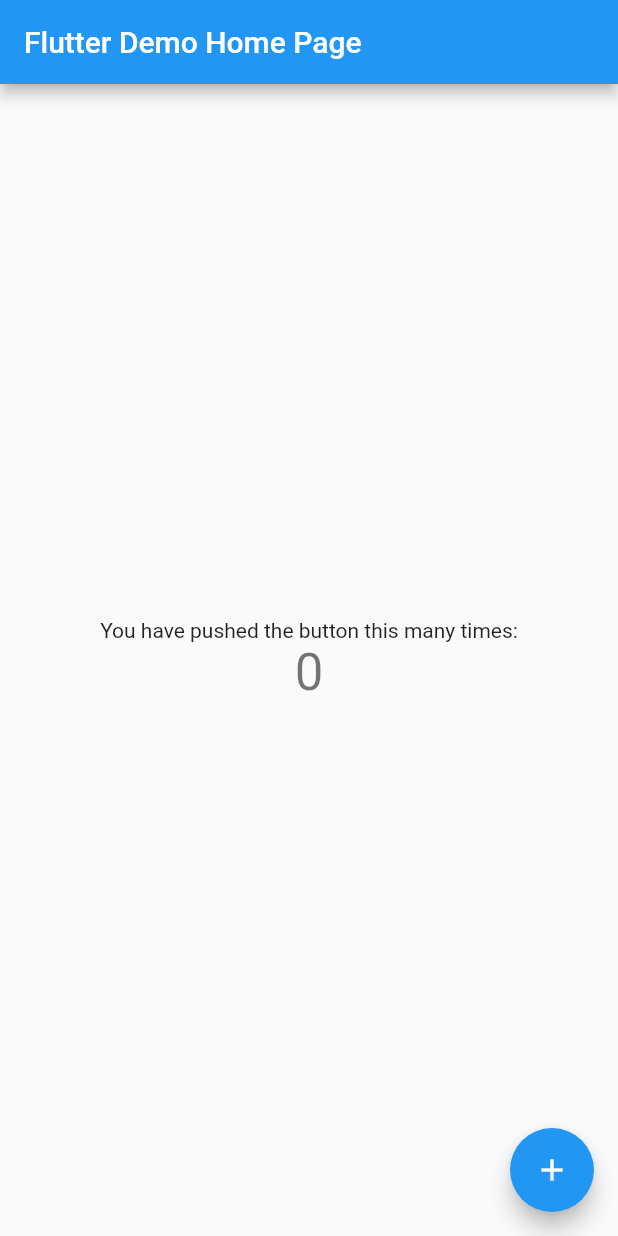
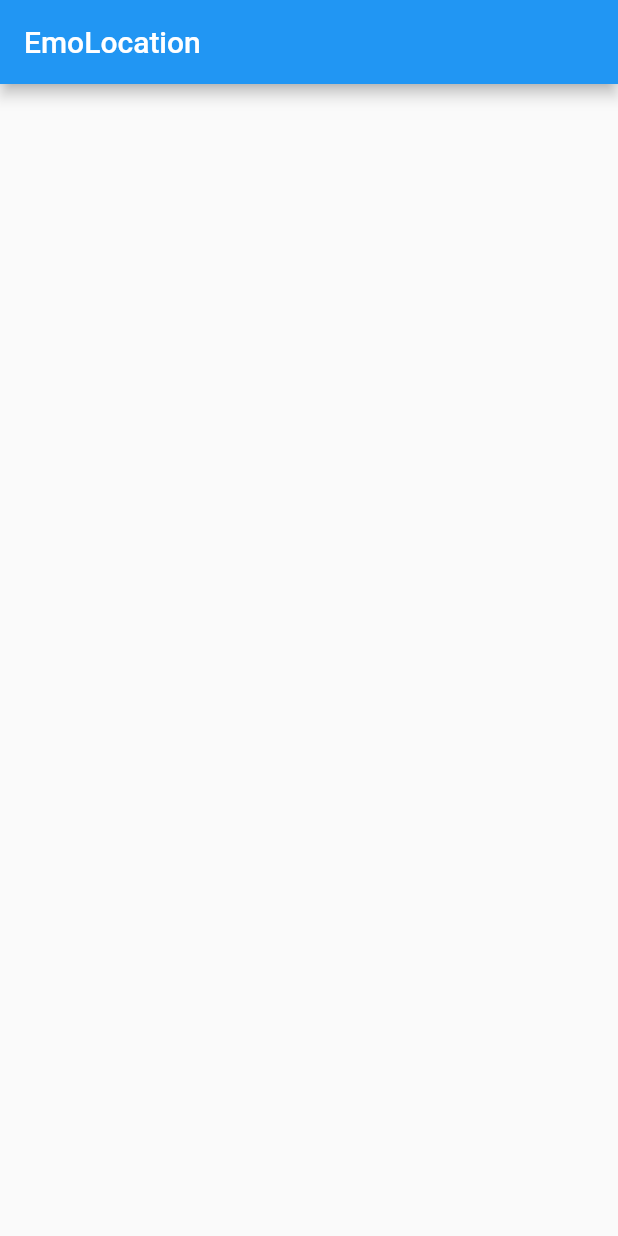
Before and after one commit to FourmiSushi/emo_picture, a Flutter app: the screen it shows after launch, on a phone screen of 412 x 824 dp. Run offline on Flutter 3.47's test engine with Material 2 defaults, Android fonts, the light colour scheme and no system bars.

Commit message:
1, とりあえずビルドしてみようのところ

```diff
--- a/lib/main.dart
+++ b/lib/main.dart
@@ -1,111 +1,17 @@
 import 'package:flutter/material.dart';
 
-void main() => runApp(MyApp());
+void main() => runApp(EmoPictureApp());
 
-class MyApp extends StatelessWidget {
-  // This widget is the root of your application.
+class EmoPictureApp extends StatelessWidget{
   @override
-  Widget build(BuildContext context) {
-    return MaterialApp(
-      title: 'Flutter Demo',
-      theme: ThemeData(
-        // This is the theme of your application.
-        //
-        // Try running your application with "flutter run". You'll see the
-        // application has a blue toolbar. Then, without quitting the app, try
-        // changing the primarySwatch below to Colors.green and then invoke
-        // "hot reload" (press "r" in the console where you ran "flutter run",
-        // or simply save your changes to "hot reload" in a Flutter IDE).
-        // Notice that the counter didn't reset back to zero; the application
-        // is not restarted.
-        primarySwatch: Colors.blue,
+  Widget build(BuildContext context){
+    return new MaterialApp(
+      title: 'EmoPicture',
+      home: Scaffold(
+        appBar: AppBar(
+          title: Text('EmoLocation'),
+        ),
       ),
-      home: MyHomePage(title: 'Flutter Demo Home Page'),
     );
   }
 }
-
-class MyHomePage extends StatefulWidget {
-  MyHomePage({Key key, this.title}) : super(key: key);
-
-  // This widget is the home page of your application. It is stateful, meaning
-  // that it has a State object (defined below) that contains fields that affect
-  // how it looks.
-
-  // This class is the configuration for the state. It holds the values (in this
-  // case the title) provided by the parent (in this case the App widget) and
-  // used by the build method of the State. Fields in a Widget subclass are
-  // always marked "final".
-
-  final String title;
-
-  @override
-  _MyHomePageState createState() => _MyHomePageState();
-}
-
-class _MyHomePageState extends State<MyHomePage> {
-  int _counter = 0;
-
-  void _incrementCounter() {
-    setState(() {
-      // This call to setState tells the Flutter framework that something has
-      // changed in this State, which causes it to rerun the build method below
-      // so that the display can reflect the updated values. If we changed
-      // _counter without calling setState(), then the build method would not be
-      // called again, and so nothing would appear to happen.
-      _counter++;
-    });
-  }
-
-  @override
-  Widget build(BuildContext context) {
-    // This method is rerun every time setState is called, for instance as done
-    // by the _incrementCounter method above.
-    //
-    // The Flutter framework has been optimized to make rerunning build methods
-    // fast, so that you can just rebuild anything that needs updating rather
-    // than having to individually change instances of widgets.
-    return Scaffold(
-      appBar: AppBar(
-        // Here we take the value from the MyHomePage object that was created by
-        // the App.build method, and use it to set our appbar title.
-        title: Text(widget.title),
-      ),
-      body: Center(
-        // Center is a layout widget. It takes a single child and positions it
-        // in the middle of the parent.
-        child: Column(
-          // Column is also layout widget. It takes a list of children and
-          // arranges them vertically. By default, it sizes itself to fit its
-          // children horizontally, and tries to be as tall as its parent.
-          //
-          // Invoke "debug painting" (press "p" in the console, choose the
-          // "Toggle Debug Paint" action from the Flutter Inspector in Android
-          // Studio, or the "Toggle Debug Paint" command in Visual Studio Code)
-          // to see the wireframe for each widget.
-          //
-          // Column has various properties to control how it sizes itself and
-          // how it positions its children. Here we use mainAxisAlignment to
-          // center the children vertically; the main axis here is the vertical
-          // axis because Columns are vertical (the cross axis would be
-          // horizontal).
-          mainAxisAlignment: MainAxisAlignment.center,
-          children: <Widget>[
-            Text(
-              'You have pushed the button this many times:',
-            ),
-            Text(
-              '$_counter',
-              style: Theme.of(context).textTheme.display1,
-            ),
-          ],
-        ),
-      ),
-      floatingActionButton: FloatingActionButton(
-        onPressed: _incrementCounter,
-        tooltip: 'Increment',
-        child: Icon(Icons.add),
-      ), // This trailing comma makes auto-formatting nicer for build methods.
-    );
-  }
-}
```
